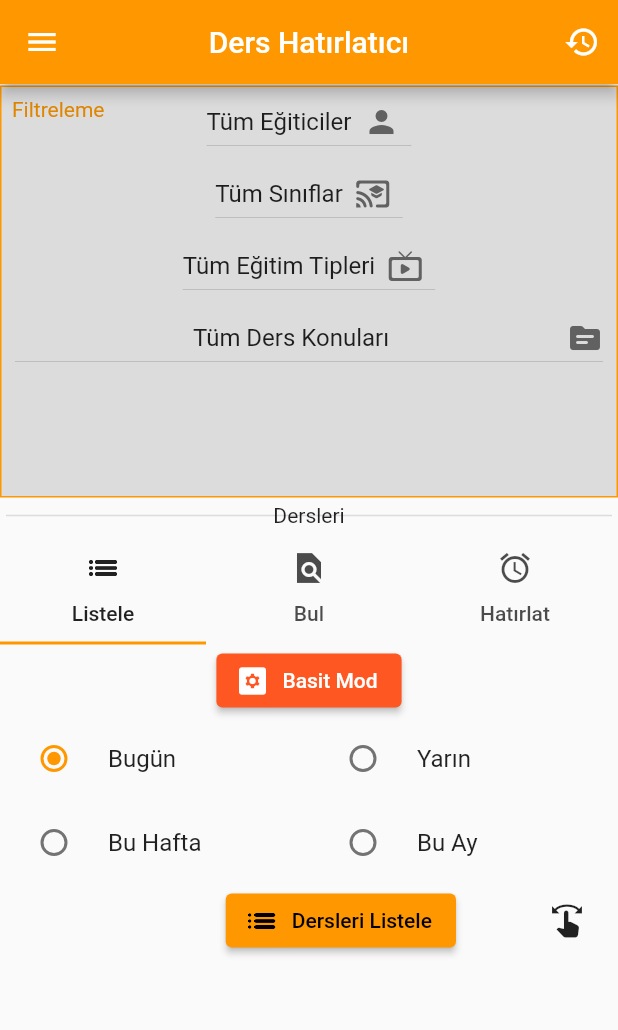
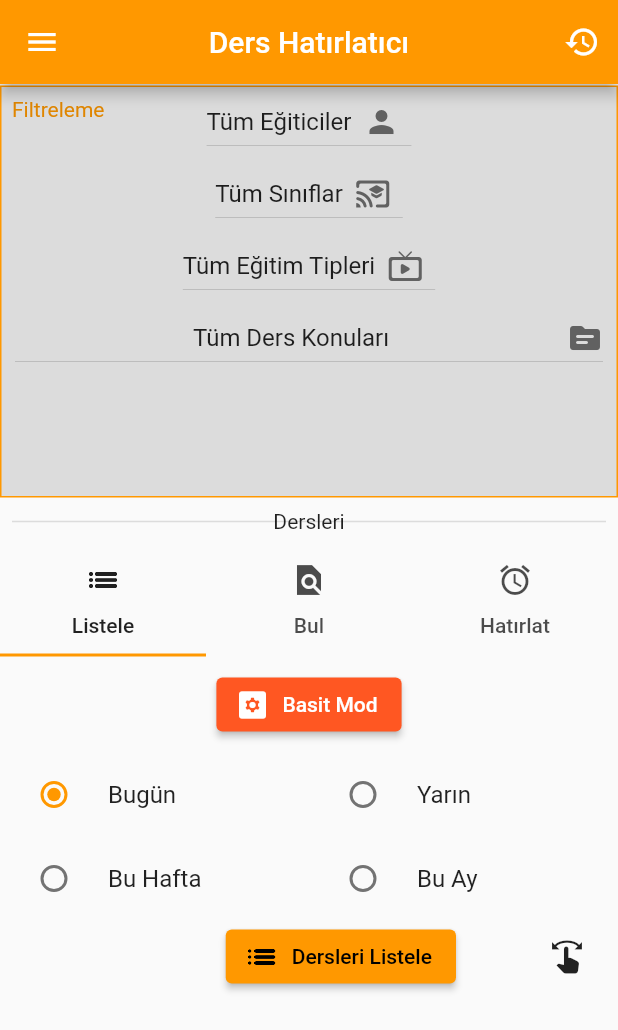
Before and after one commit to ErenalpKesici/Ders-Hatirlatici-Mobile, a Flutter app: the screen it shows after launch, on a phone screen of 412 x 824 dp. Shown: the top 1030 px of the screen. Run offline on Flutter 3.47's test engine with Material 2 defaults, Android fonts, the phone set to English and light mode, and no system bars; our stand-ins replace awesome_notifications, flutter_local_notifications, internet_connection_checker, package_info_plus, permission_handler, sensors_plus and 1 more; missing offline and left inert: excel, flutter_archive, flutter_downloader; accounts and stored records are empty; network calls fail.

Commit message:
minor ui

```diff
--- a/lib/Settings.dart
+++ b/lib/Settings.dart
@@ -29,7 +29,6 @@ class Settings extends State<SettingsSend> {
   Widget build(BuildContext context) {
     delayController = TextEditingController(text: save?.delay);
     return Scaffold(
-        drawer: getSideBar(context),
         appBar: AppBar(
           title: Text("Ayarlar"),
           centerTitle: true,
--- a/lib/main.dart
+++ b/lib/main.dart
@@ -459,9 +459,19 @@ Widget getSideBar(BuildContext context) {
       child: ListView(
         children: [
           DrawerHeader(
-              child: Image(
+              child: IconButton(
+            icon: Image(
               image: AssetImage('assets/logo.png'),
               fit: BoxFit.fitHeight,
+            ),
+            onPressed: () {
+              if (context.widget.toString() != "MyHomePage") {
+                Navigator.of(context).pop();
+                Navigator.of(context).push(
+                    MaterialPageRoute(builder: (context) => MyHomePage()));
+              } else
+                Navigator.of(context).pop();
+            },
           )),
           ListTile(
             leading: Icon(Icons.home),
@@ -878,7 +888,7 @@ class _MyHomePageState extends State<MyHomePage> with WidgetsBindingObserver {
                 ],
               ),
               Padding(
-                padding: const EdgeInsets.all(4.0),
+                padding: const EdgeInsets.all(8.0),
                 child: Stack(alignment: AlignmentDirectional.center, children: [
                   Divider(
                     thickness: 1,
@@ -913,7 +923,9 @@ class _MyHomePageState extends State<MyHomePage> with WidgetsBindingObserver {
                                     crossAxisAlignment:
                                         CrossAxisAlignment.center,
                                     children: [
-                                      ElevatedButton.icon(
+                                      Padding(
+                                        padding: const EdgeInsets.all(8.0),
+                                        child: ElevatedButton.icon(
                                             style: ElevatedButton.styleFrom(
                                                 primary: Colors.deepOrange),
                                             onPressed: () {
@@ -930,9 +942,10 @@ class _MyHomePageState extends State<MyHomePage> with WidgetsBindingObserver {
                                                 color: Colors.white),
                                             label: Text(
                                               listType,
-                                            style:
-                                                TextStyle(color: Colors.white),
+                                              style: TextStyle(
+                                                  color: Colors.white),
                                             )),
+                                      ),
                                       if (listType == 'Ayrıntılı Mod')
                                         Column(
                                           children: [
@@ -1595,7 +1608,9 @@ class ListAlarms extends State<ListAlarmsSend> {
           ),
         )
       ]),
-      body: SingleChildScrollView(
+      body: alarms.isEmpty
+          ? Center(child: Text('Hatırlatıcı bulunamadı...'))
+          : SingleChildScrollView(
               scrollDirection: Axis.vertical,
               child: SingleChildScrollView(
                 scrollDirection: Axis.horizontal,
@@ -1619,8 +1634,8 @@ class ListAlarms extends State<ListAlarmsSend> {
                                             children: [
                                               ElevatedButton(
                                                 child: Text('Hayır'),
-                                          onPressed: () =>
-                                              Navigator.pop(context, false),
+                                                onPressed: () => Navigator.pop(
+                                                    context, false),
                                               ),
                                               SizedBox(
                                                 width: 10,
@@ -1630,8 +1645,8 @@ class ListAlarms extends State<ListAlarmsSend> {
                                                 onPressed: () async {
                                                   Navigator.pop(context, false);
                                                   setState(() {
-                                              alarms =
-                                                  List.empty(growable: true);
+                                                    alarms = List.empty(
+                                                        growable: true);
                                                   });
                                                   save.alarms = "";
                                                   saveSelections(save);
@@ -1642,11 +1657,12 @@ class ListAlarms extends State<ListAlarmsSend> {
                                         ],
                                       ));
                             },
-                      icon:
-                          Icon(Icons.delete_sweep_rounded, color: Colors.white),
+                            icon: Icon(Icons.delete_sweep_rounded,
+                                color: Colors.white),
                             style: ElevatedButton.styleFrom(
                                 primary: Colors.transparent, elevation: 0),
-                      label: Text("", style: TextStyle(color: Colors.white)))),
+                            label: Text("",
+                                style: TextStyle(color: Colors.white)))),
                     DataColumn(label: Text('Tarih')),
                     DataColumn(label: Text('Ders')),
                     DataColumn(label: Text('Konu')),
@@ -1675,12 +1691,13 @@ class ListAlarms extends State<ListAlarmsSend> {
                                       setState(() {
                                         alarms = nAlarms;
                                       });
-                                alarms.sort((a, b) =>
-                                    a.single.date.compareTo(b.single.date));
+                                      alarms.sort((a, b) => a.single.date
+                                          .compareTo(b.single.date));
                                       notifications.cancelNotifications(e.id);
                                     },
                                     style: ElevatedButton.styleFrom(
-                                  elevation: 0, primary: Colors.transparent),
+                                        elevation: 0,
+                                        primary: Colors.transparent),
                                     icon: Icon(Icons.delete),
                                     label: Text(''))),
                                 DataCell(Text(
```
Lines whose indentation alone changed are shown as unchanged.
